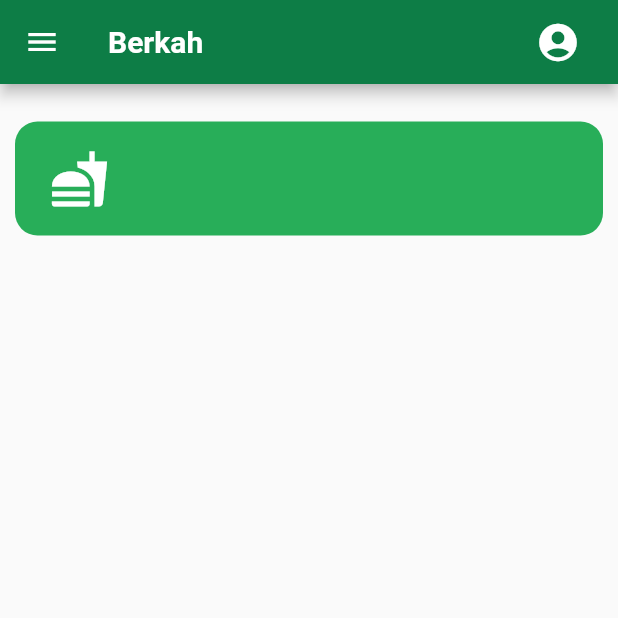
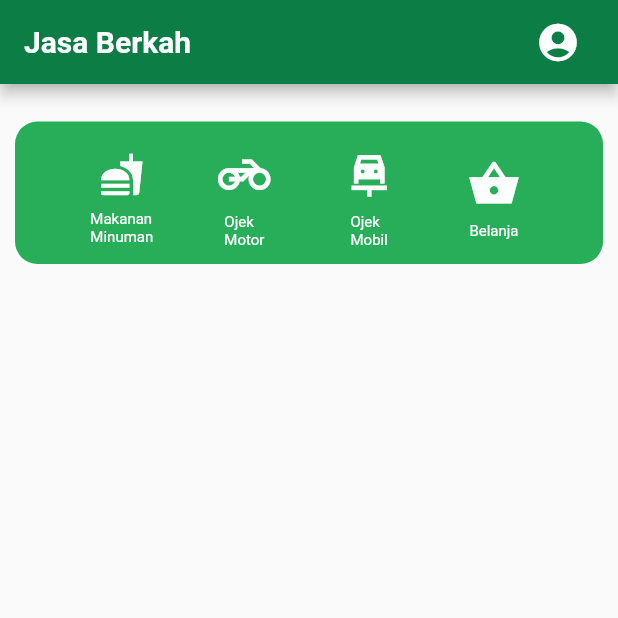
Before and after one commit to ikbalmaulana24/Tugas-2, a Flutter app: the screen it shows after launch, after a tap on "Login", on a phone screen of 412 x 824 dp, the top half of it. Run offline on Flutter 3.47's test engine with Material 2 defaults, Android fonts, the phone set to English and light mode, and no system bars.

Commit message:
gagal pake kontener

```diff
--- a/tugas2_prakmobpro/lib/home.dart
+++ b/tugas2_prakmobpro/lib/home.dart
@@ -13,10 +13,22 @@ class _homapageState extends State<homapage> {
   Widget build(BuildContext context) {
     return Scaffold(
       appBar: AppBar(
-        leading: Icon(Icons.menu),
-        title: Text('Berkah', style: dua,),
+        title: Text('Jasa Berkah', style: dua,),
+        automaticallyImplyLeading: false,
         actions: [
           //Icon(Icons.favorite),
+          // Container(
+          //   padding: EdgeInsets.only(left: 2, right: 2, bottom: 2, top: 2),
+          //   margin: EdgeInsets.only(top: 2, bottom: 2, left: 5, right: 10),
+          //   child: TextField(
+          //     autofocus: false,
+          //     decoration: InputDecoration(
+          //       contentPadding: EdgeInsets.fromLTRB(20.0, 10.0, 20.0, 10.0),
+          //       border: OutlineInputBorder(borderRadius: BorderRadius.circular(10)),
+          //       labelText: 'Username',
+          //     ),
+          //   ),
+          // ),
           Padding(
             padding: EdgeInsets.symmetric(horizontal: 16),
             child: IconButton(
@@ -40,13 +52,52 @@ class _homapageState extends State<homapage> {
                 color: ijo
               ),
               child: Row(
+                mainAxisAlignment: MainAxisAlignment.spaceEvenly,
                 children: [
-                  IconButton(
-                    onPressed: (){},
-                    icon: Icon(Icons.fastfood),
-                    color: Colors.white,
-                    iconSize: 40,
-                  )
+                  Column(
+                    children: [
+                      IconButton(
+                        onPressed: (){},
+                        icon: Icon(Icons.fastfood),
+                        color: Colors.white,
+                        iconSize: 30,
+                      ),
+                      Text('Makanan\nMinuman', style: TextStyle(fontSize: 10, color: putih),)
+                    ],
+                  ),
+                  Column(
+                    children: [
+                      IconButton(
+                        onPressed: (){},
+                        icon: Icon(Icons.motorcycle_outlined),
+                        color: Colors.white,
+                        iconSize: 35,
+                      ),
+                      Text('Ojek\nMotor', style: TextStyle(fontSize: 10, color: putih),)
+                    ],
+                  ),
+                  Column(
+                    children: [
+                      IconButton(
+                        onPressed: (){},
+                        icon: Icon(Icons.car_repair_sharp),
+                        color: Colors.white,
+                        iconSize: 35,
+                      ),
+                      Text('Ojek\nMobil', style: TextStyle(fontSize: 10, color: putih),)
+                    ],
+                  ),
+                  Column(
+                    children: [
+                      IconButton(
+                        onPressed: (){},
+                        icon: Icon(Icons.shopping_basket_sharp),
+                        color: Colors.white,
+                        iconSize: 35,
+                      ),
+                      Text('Belanja', style: TextStyle(fontSize: 10, color: putih),)
+                    ],
+                  ),
                 ],
               ),
             )
--- a/tugas2_prakmobpro/lib/login.dart
+++ b/tugas2_prakmobpro/lib/login.dart
@@ -19,7 +19,19 @@ class _loginState extends State<login> {
             SizedBox(height: 100,),
             Column(
               children: [
-                Text('TOKO BERKAH', style: satu,),
+                Row(
+                  mainAxisAlignment: MainAxisAlignment.center,
+                  children: [
+                    Text('JASA', style: satu,),
+                    SizedBox(width: 5,),
+                    Text(
+                      'BERKAH',
+                      style: satu.copyWith(
+                        color: ijotua
+                      ),
+                    ),
+                  ],
+                ),
                 SizedBox(height: 30,),
                 Image.asset('assets/toko.png', height: 230,)
               ],
```
